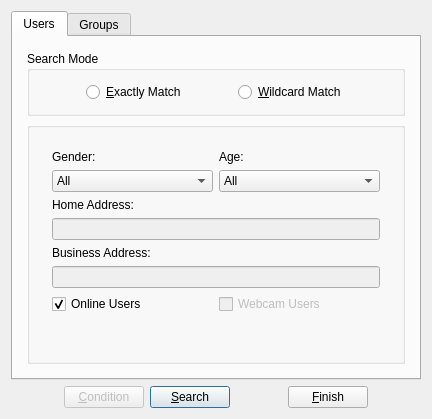
This is APP/src/messenger/imclient/search/search.ui in RallyWRT/qtapplications as Qt 5 draws it before an edit. The edited form follows.
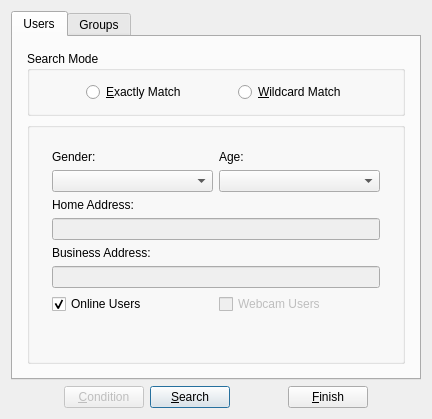
This is the edited form.

Patch:
```diff
--- a/APP/src/messenger/imclient/search/search.ui
+++ b/APP/src/messenger/imclient/search/search.ui
@@ -183,22 +183,10 @@
                    </widget>
                   </item>
                   <item row="1" column="0">
-                   <widget class="QComboBox" name="comboBoxGender">
-                    <item>
-                     <property name="text">
-                      <string>All</string>
-                     </property>
-                    </item>
-                   </widget>
+                   <widget class="QComboBox" name="comboBoxGender"/>
                   </item>
                   <item row="1" column="1">
-                   <widget class="QComboBox" name="comboBoxAge">
-                    <item>
-                     <property name="text">
-                      <string>All</string>
-                     </property>
-                    </item>
-                   </widget>
+                   <widget class="QComboBox" name="comboBoxAge"/>
                   </item>
                   <item row="2" column="0">
                    <widget class="QLabel" name="label">
```
